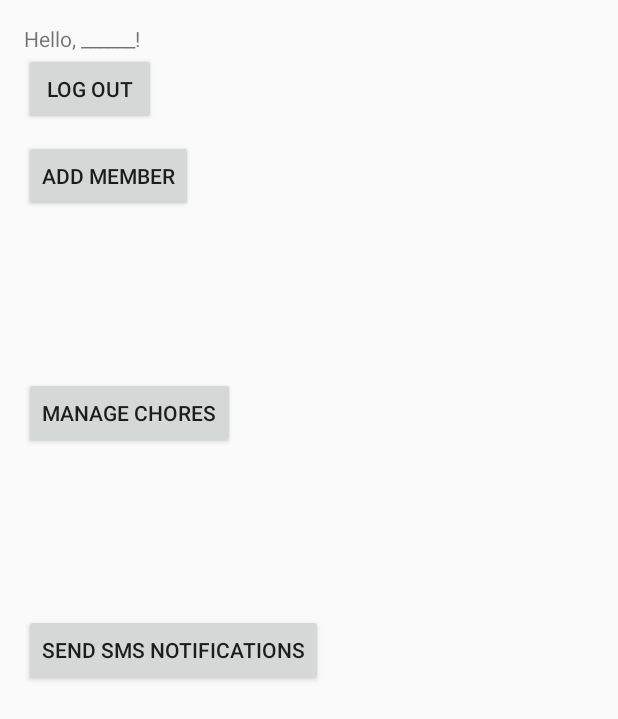
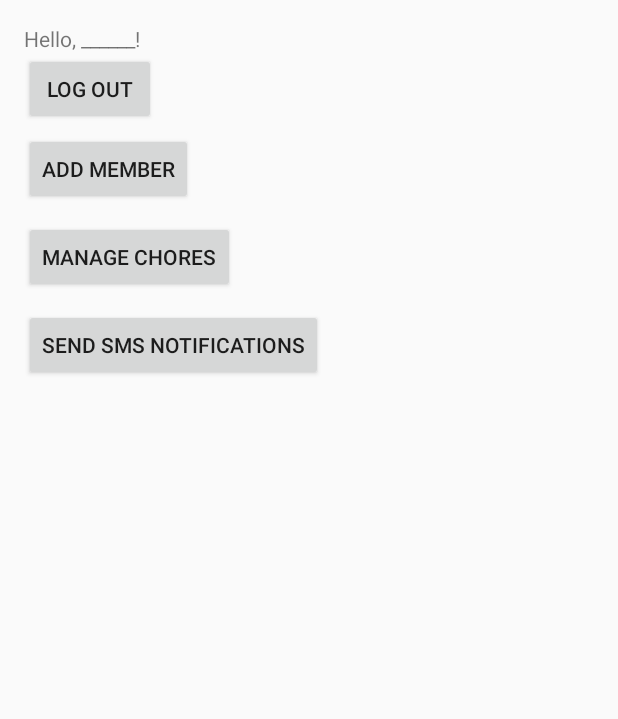
Before and after one commit to cheponin/ChoreWizard, an Android app: the HomeActivity screen opened directly, with no data from a screen before it, on a phone screen of 412 x 824 dp. Shown: the top 719 px of the screen. Run offline under Robolectric (Android 15) with nearby library versions, the phone set to English and light mode, and no system bars.

Commit message:
Fixed buttons on home xml

```diff
--- a/app/src/main/res/layout/activity_home.xml
+++ b/app/src/main/res/layout/activity_home.xml
@@ -32,31 +32,31 @@
         <Button
         android:layout_width="wrap_content"
         android:layout_height="wrap_content"
-        android:layout_marginTop="10dp"
-        android:layout_marginBottom="100dp"
+        android:layout_marginTop="5dp"
+        android:layout_marginBottom="5dp"
         android:text="Add Member"
         android:onClick="clickAddMember"/>
 
         <Button
             android:layout_width="wrap_content"
             android:layout_height="wrap_content"
-            android:layout_marginTop="10dp"
-            android:layout_marginBottom="100dp"
+            android:layout_marginTop="5dp"
+            android:layout_marginBottom="5dp"
             android:text="Manage Chores"
             android:onClick="clickManageChores"/>
 
         <Button
             android:layout_width="wrap_content"
             android:layout_height="wrap_content"
-            android:layout_marginTop="10dp"
-            android:layout_marginBottom="100dp"
+            android:layout_marginTop="5dp"
+            android:layout_marginBottom="5dp"
             android:text="Send SMS Notifications"
             android:onClick="clickSendNotifications"/>
 
     <TextView
         android:layout_width="match_parent"
         android:layout_height="wrap_content"
-        android:layout_margin="10dp"
+        android:layout_margin="5dp"
         android:id="@+id/member_1"/>
 
     <TextView
```
